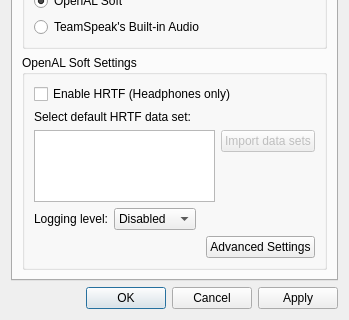
First picture: the form in tsplugin/src/ui/settingsdialog.ui, repository jhakonen/wot-teamspeak-mod, before the edit; both pictures show x 0 to 349 and y 244 to 564 of the 349 by 564 pixel window.
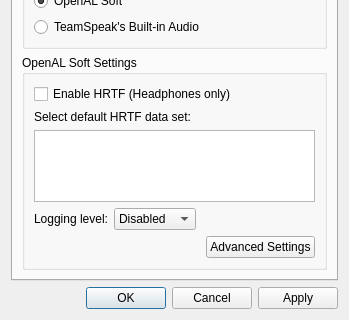
Second picture: the form after the edit.

Commit message: Issue #3: Removed HRTF-file importing button.

Patch:
```diff
--- a/tsplugin/src/ui/settingsdialog.ui
+++ b/tsplugin/src/ui/settingsdialog.ui
@@ -163,7 +163,7 @@
          <property name="title">
           <string>OpenAL Soft Settings</string>
          </property>
-         <layout class="QVBoxLayout" name="verticalLayout_7">
+         <layout class="QVBoxLayout" name="verticalLayout_6">
           <item>
            <widget class="QCheckBox" name="enableHrtfCheckBox">
             <property name="text">
@@ -179,8 +179,6 @@
            </widget>
           </item>
           <item>
-           <layout class="QHBoxLayout" name="horizontalLayout_3">
-            <item>
              <widget class="QListView" name="hrtfDataSetListView">
               <property name="toolTip">
                <string>&lt;html&gt;&lt;head/&gt;&lt;body&gt;&lt;p&gt;&lt;span style=&quot; font-weight:600;&quot;&gt;Selecting data set:&lt;/span&gt;&lt;/p&gt;&lt;p&gt;Select a data set from this list and then play the test sound using horizontal rotation. Try to find a data set where the test sound rotates horizontally at same level around you.&lt;/p&gt;&lt;/body&gt;&lt;/html&gt;</string>
@@ -189,35 +187,6 @@
                <set>QAbstractItemView::NoEditTriggers</set>
               </property>
              </widget>
-            </item>
-            <item>
-             <layout class="QVBoxLayout" name="verticalLayout_6">
-              <item>
-               <widget class="QPushButton" name="pushButton_2">
-                <property name="enabled">
-                 <bool>false</bool>
-                </property>
-                <property name="text">
-                 <string>Import data sets</string>
-                </property>
-               </widget>
-              </item>
-              <item>
-               <spacer name="verticalSpacer_2">
-                <property name="orientation">
-                 <enum>Qt::Vertical</enum>
-                </property>
-                <property name="sizeHint" stdset="0">
-                 <size>
-                  <width>20</width>
-                  <height>40</height>
-                 </size>
-                </property>
-               </spacer>
-              </item>
-             </layout>
-            </item>
-           </layout>
           </item>
           <item>
            <layout class="QHBoxLayout" name="horizontalLayout_4">
```
Lines whose indentation alone changed are shown as unchanged.
